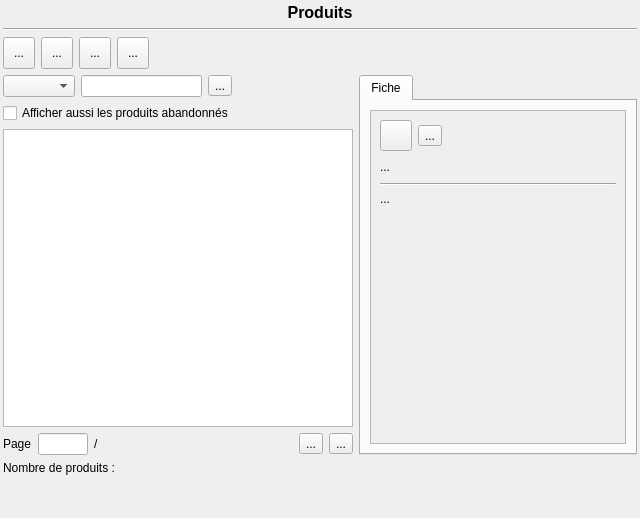
Qt form src/productView.ui (cfdev/mcercle) before a commit.
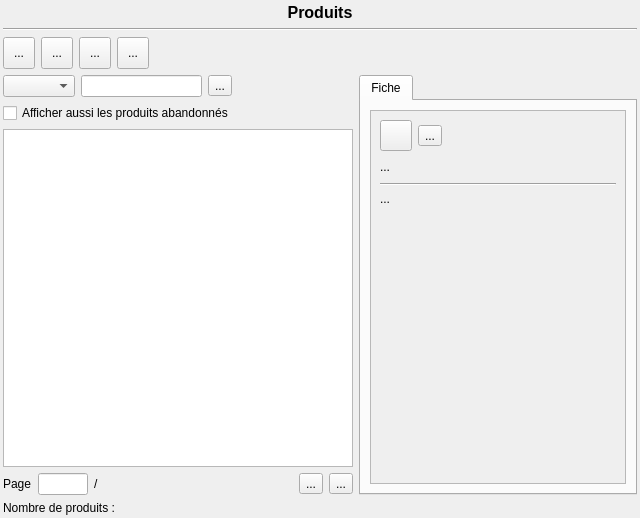
The same form after that commit. Icons and pictures are not drawn.

Commit message: * Bug de modification d'un service commun * Changement du titre de la fenêtre d'édition des fournisseurs * DialogInvoice hauteur minimum pour voir les tableaux

Patch:
```diff
--- a/src/productView.ui
+++ b/src/productView.ui
@@ -10,6 +10,12 @@
     <height>518</height>
    </rect>
   </property>
+  <property name="minimumSize">
+   <size>
+    <width>0</width>
+    <height>0</height>
+   </size>
+  </property>
   <property name="windowTitle">
    <string>Form</string>
   </property>
@@ -251,6 +257,8 @@
           </layout>
          </item>
          <item>
+          <layout class="QVBoxLayout" name="verticalLayout_list">
+           <item>
           <widget class="QCheckBox" name="checkBox_viewDiscontinued">
            <property name="text">
             <string>Afficher aussi les produits abandonnés</string>
@@ -265,8 +273,22 @@
              <height>0</height>
             </size>
            </property>
-          </widget>
-         </item>
+             <property name="sizeIncrement">
+              <size>
+               <width>10</width>
+               <height>10</height>
+              </size>
+             </property>
+             <property name="frameShadow">
+              <enum>QFrame::Sunken</enum>
+             </property>
+             <property name="alternatingRowColors">
+              <bool>true</bool>
+             </property>
+            </widget>
+           </item>
+          </layout>
+         </item>
          <item>
           <layout class="QHBoxLayout" name="horizontalLayout_6">
            <item>
@@ -369,8 +391,8 @@
                  <rect>
                   <x>0</x>
                   <y>0</y>
-                  <width>244</width>
-                  <height>311</height>
+                  <width>242</width>
+                  <height>357</height>
                  </rect>
                 </property>
                 <layout class="QVBoxLayout" name="verticalLayout_5">
@@ -522,22 +544,6 @@
        </property>
       </widget>
      </item>
-     <item>
-      <spacer name="verticalSpacer">
-       <property name="orientation">
-        <enum>Qt::Vertical</enum>
-       </property>
-       <property name="sizeType">
-        <enum>QSizePolicy::Fixed</enum>
-       </property>
-       <property name="sizeHint" stdset="0">
-        <size>
-         <width>20</width>
-         <height>40</height>
-        </size>
-       </property>
-      </spacer>
-     </item>
     </layout>
    </item>
   </layout>
```
Left out of the diff: 8 changed lines with no effect on the pictures. Lines whose indentation alone changed are shown as unchanged. The commit also changes 21 other files.
